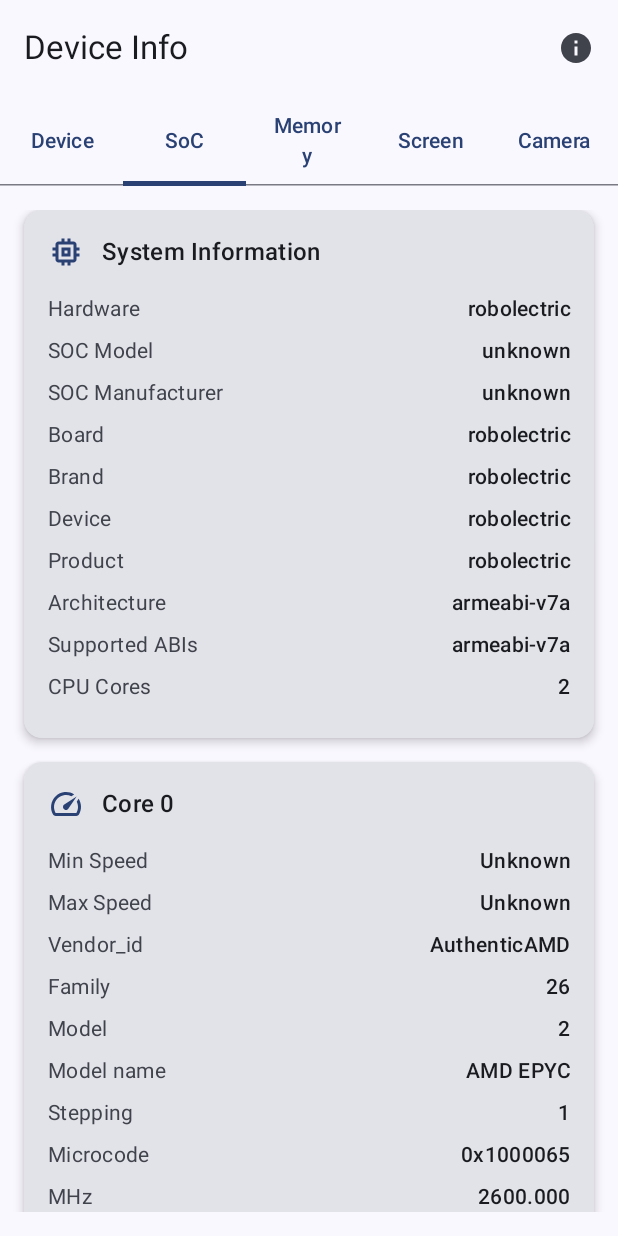
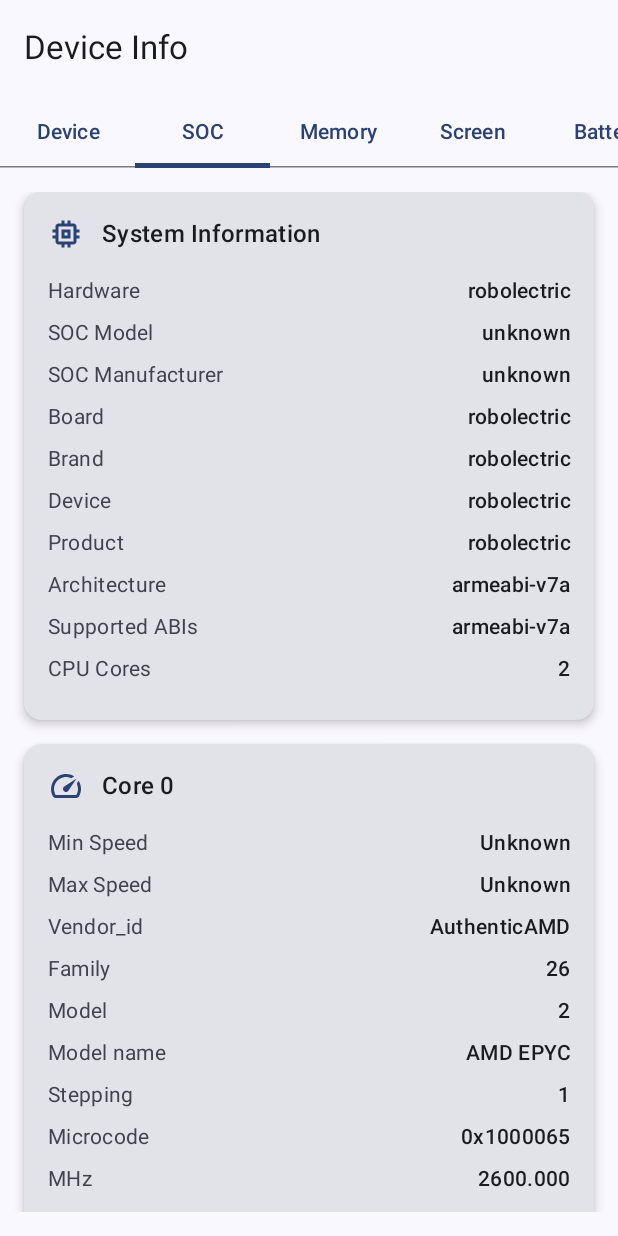
Before and after one commit to flandolf/DeviceInfo, an Android app built with Jetpack Compose: the screen it shows after launch (MainActivity), tab 2 chosen, on a phone screen of 412 x 824 dp. Run offline under Robolectric (Android 15) with nearby library versions, the phone set to English and light mode, and no system bars.

Commit message:
Add Bluetooth and Battery info tabs; update AndroidManifest for Bluetooth permissions

```diff
--- a/app/src/main/java/com/flandolf/deviceinfo/MainActivity.kt
+++ b/app/src/main/java/com/flandolf/deviceinfo/MainActivity.kt
@@ -56,38 +56,22 @@
 @OptIn(ExperimentalMaterial3Api::class)
 @Composable
 fun MainScreen() {
-    val pagerState = rememberPagerState(pageCount = { 5 })
     val scope = rememberCoroutineScope()
-    val tabs = listOf("Device", "SoC", "Memory", "Screen", "Camera")
-    var showInfoDialog by remember { mutableStateOf(false) }
-    val context = LocalContext.current
+    val tabs = listOf("Device", "SOC", "Memory", "Screen", "Battery", "Bluetooth", "Camera")
+    val pagerState = rememberPagerState(pageCount = { tabs.size })
 
     Scaffold(
-        modifier = Modifier.fillMaxSize(),
         topBar = {
             Column {
-                TopAppBar(
-                    title = { Text(text = "Device Info") },
-                    actions = {
-                        IconButton(onClick = { showInfoDialog = true }) {
-                            Icon(
-                                imageVector = Icons.Filled.Info,
-                                contentDescription = "App Info" // for accessibility
-                            )
-                        }
-                    }
-                )
-                TabRow(
-                    selectedTabIndex = pagerState.currentPage
+                TopAppBar(title = { Text("Device Info") })
+                androidx.compose.material3.ScrollableTabRow(
+                    selectedTabIndex = pagerState.currentPage,
+                    edgePadding = 0.dp
                 ) {
                     tabs.forEachIndexed { index, title ->
                         Tab(
                             selected = pagerState.currentPage == index,
-                            onClick = {
-                                scope.launch {
-                                    pagerState.animateScrollToPage(index)
-                                }
-                            },
+                            onClick = { scope.launch { pagerState.animateScrollToPage(index) } },
                             text = { Text(title) }
                         )
                     }
@@ -103,19 +87,14 @@
         ) { page ->
             when (page) {
                 0 -> DeviceInfoTab()
-                1 -> SoCInfoTab() // Assuming you have this Composable
-                2 -> MemoryInfoTab() // Assuming you have this Composable
-                3 -> ScreenInfoTab() // Assuming you have this Composable
-                4 -> CameraInfoTab() // Assuming you have this Composable
+                1 -> SoCInfoTab()
+                2 -> MemoryInfoTab()
+                3 -> ScreenInfoTab()
+                4 -> BatteryInfoTab()
+                5 -> BluetoothInfoTab()
+                6 -> CameraInfoTab()
             }
         }
-    }
-
-    if (showInfoDialog) {
-        AppInfoDialog(
-            onDismissRequest = { showInfoDialog = false },
-            context = context
-        )
     }
 }
 
--- a/app/src/main/java/com/flandolf/deviceinfo/MemoryInfo.kt
+++ b/app/src/main/java/com/flandolf/deviceinfo/MemoryInfo.kt
@@ -59,6 +59,7 @@
                     text = "Memory",
                     style = MaterialTheme.typography.titleLarge,
                     fontWeight = FontWeight.Bold,
+                    modifier = Modifier.padding(vertical = 8.dp)
                 )
             }
             itemsIndexed(memoryInfo) { index, pair ->
--- a/app/src/main/java/com/flandolf/deviceinfo/ui/theme/Theme.kt
+++ b/app/src/main/java/com/flandolf/deviceinfo/ui/theme/Theme.kt
@@ -21,27 +21,16 @@
     primary = Purple40,
     secondary = PurpleGrey40,
     tertiary = Pink40
-
-    /* Other default colors to override
-    background = Color(0xFFFFFBFE),
-    surface = Color(0xFFFFFBFE),
-    onPrimary = Color.White,
-    onSecondary = Color.White,
-    onTertiary = Color.White,
-    onBackground = Color(0xFF1C1B1F),
-    onSurface = Color(0xFF1C1B1F),
-    */
 )
 
 @Composable
 fun DeviceInfoTheme(
     darkTheme: Boolean = isSystemInDarkTheme(),
-    // Dynamic color is available on Android 12+
     dynamicColor: Boolean = true,
     content: @Composable () -> Unit
 ) {
     val colorScheme = when {
-        dynamicColor && Build.VERSION.SDK_INT >= Build.VERSION_CODES.S -> {
+        dynamicColor -> {
             val context = LocalContext.current
             if (darkTheme) dynamicDarkColorScheme(context) else dynamicLightColorScheme(context)
         }
--- a/gradle/libs.versions.toml
+++ b/gradle/libs.versions.toml
@@ -1,5 +1,5 @@
 [versions]
-agp = "8.13.0"
+agp = "8.11.0"
 kotlin = "2.0.21"
 coreKtx = "1.10.1"
 junit = "4.13.2"
```
Also changed, not shown: app/src/main/AndroidManifest.xml (+6 -3 lines), app/src/main/java/com/flandolf/deviceinfo/BatteryInfo.kt (added, +183 -0 lines), app/src/main/java/com/flandolf/deviceinfo/BluetoothInfo.kt (added, +169 -0 lines), gradle/wrapper/gradle-wrapper.properties.
